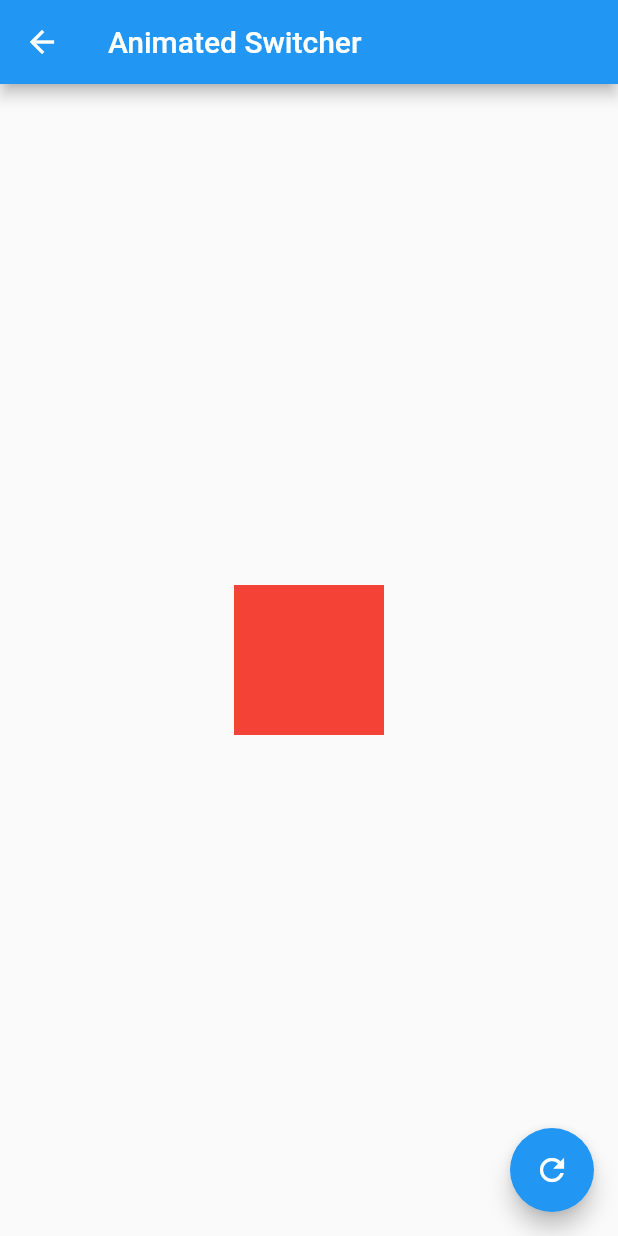
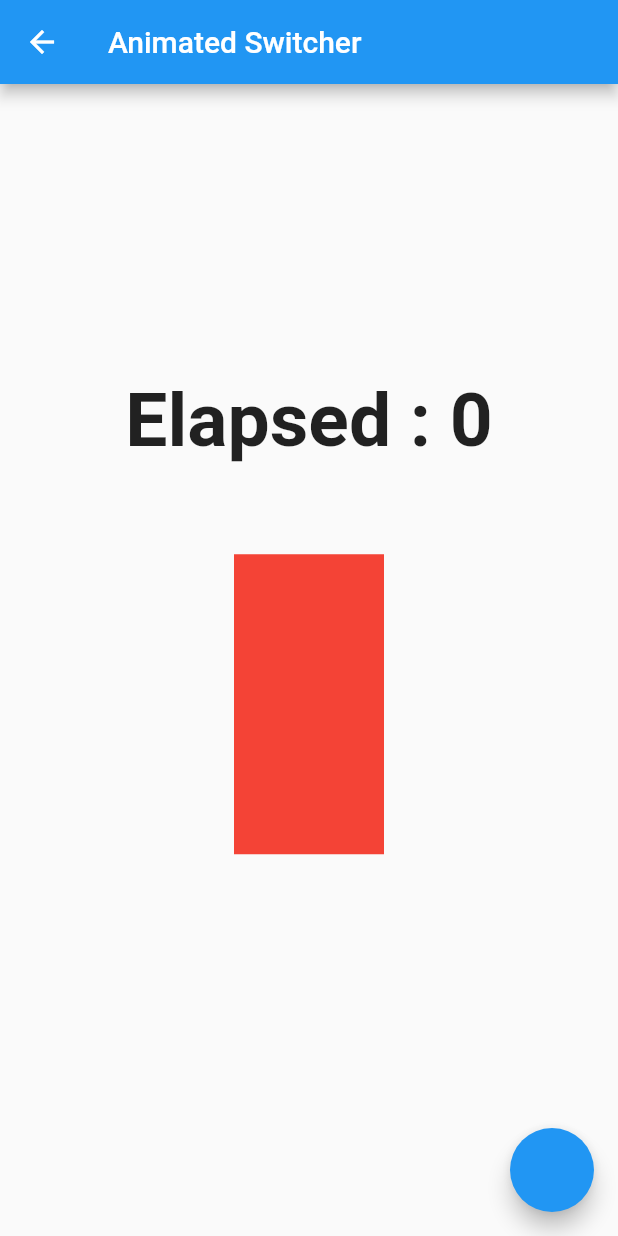
Before and after one commit to cheesejp/flutter-learn-animation, a Flutter app: the AnimatedSwitcherDemo screen opened directly, on a phone screen of 412 x 824 dp. Run offline on Flutter 3.47's test engine with Material 2 defaults, Android fonts, the phone set to English and light mode, and no system bars.

Commit message:
各サンプルの引用元をコメントで追記。AnimatedSwitcherでウィジェットの切り替えがある程度できるようになった。

```diff
--- a/lib/samples/animated-align.dart
+++ b/lib/samples/animated-align.dart
@@ -1,3 +1,7 @@
+// ==================================================================================================================================
+// https://medium.com/flutter-jp/implicit-animation-b9d4b7358c28
+// ==================================================================================================================================
+
 import 'package:flutter/material.dart';
 
 class AnimatedAlignDemo extends StatefulWidget {
--- a/lib/samples/animated-switcher.dart
+++ b/lib/samples/animated-switcher.dart
@@ -1,4 +1,9 @@
+// ==================================================================================================================================
+// https://medium.com/flutter-community/what-do-you-know-about-aniamtedswitcher-53cc3a4bebb8
+// ==================================================================================================================================
+
 import 'package:flutter/material.dart';
+import 'package:quiver/async.dart';
 
 class AnimatedSwitcherDemo extends StatefulWidget {
   @override
@@ -7,30 +12,131 @@ class AnimatedSwitcherDemo extends StatefulWidget {
 
 class _AnimatedSwitcherDemoState extends State<AnimatedSwitcherDemo> {
   bool isVisible = true;
+  int elapsed = 0;
 
   @override
   Widget build(BuildContext context) {
     return Scaffold(
       appBar: AppBar(title: Text("Animated Switcher")),
-      floatingActionButton: FloatingActionButton(
-        child: Icon(Icons.refresh),
-        onPressed: () {
+      floatingActionButton: FloatingActionButton(onPressed: () {
+        final cd = CountdownTimer(Duration(seconds: 10), Duration(seconds: 1));
+        cd.listen((data) {
           setState(() {
+            elapsed = cd.elapsed.inSeconds;
             isVisible = !isVisible;
           });
+        }, onDone: () {
+          cd.cancel();
+        });
+      }),
+      body: Center(
+          child: Column(
+        mainAxisAlignment: MainAxisAlignment.center,
+        children: <Widget>[
+          AnimatedSwitcher(
+            child: Text('Elapsed : $elapsed',
+                style: TextStyle(
+                  fontWeight: FontWeight.bold,
+                  fontSize: 50,
+                ),
+                key: ValueKey(elapsed)),
+            duration: Duration(seconds: 1),
+            // transitionBuilder: this._slideTransition,
+            transitionBuilder: this._slideTransitionWithCurve,
+            layoutBuilder:
+                (Widget currentChild, List<Widget> previousChildren) {
+              return currentChild;
             },
           ),
-      body: Center(
-          child: AnimatedSwitcher(
+          AnimatedSwitcher(
             child: isVisible
                 ? Container(
-                height: 100.0,
+                    key: UniqueKey(),
+                    height: 200.0,
                     width: 100.0,
                     color: Colors.red,
                   )
-            : SizedBox(),
-        duration: Duration(seconds: 2),
+                : Container(
+                    key: UniqueKey(),
+                    height: 200.0,
+                    width: 100.0,
+                    color: Colors.blue,
+                  ),
+            duration: Duration(seconds: 1),
+            // transitionBuilder: this._rotationTransition,
+            // transitionBuilder: this._positionTransition,
+            // transitionBuilder: this._slideTransition,
+            // transitionBuilder: this._scaleTransition,
+            transitionBuilder: this._scaleTransitionWithCurve,
+          ),
+        ],
       )),
     );
   }
+
+  final _scaleTransition = (Widget child, Animation<double> animation) {
+    return ScaleTransition(
+      scale: animation,
+      child: child,
+    );
+  };
+
+  final _scaleTransitionWithCurve =
+      (Widget child, Animation<double> animation) {
+    return ScaleTransition(
+      scale: animation.drive(
+        CurveTween(curve: Curves.easeOutQuint),
+      ),
+      child: child,
+    );
+  };
+
+  final _rotationTransition = (Widget child, Animation<double> animation) {
+    return RotationTransition(
+      alignment: Alignment.bottomCenter,
+      turns: animation.drive(CurveTween(curve: Curves.bounceIn)),
+      child: child,
+    );
+  };
+
+  final _positionTransition = (Widget child, Animation<double> animation) {
+    return PositionedTransition(
+        rect: animation.drive(RelativeRectTween(
+            begin: const RelativeRect.fromLTRB(1, 1, 1, 1),
+            end: const RelativeRect.fromLTRB(2, 2, 4, 4))),
+        child: child);
+  };
+
+  final _slideTransition = (Widget child, Animation<double> animation) {
+    // return ClipRect(
+    //   child: SlideTransition(
+    //     child: child,
+    //     position: animation.drive(
+    //         Tween<Offset>(begin: Offset(0.0, 0.0), end: Offset(0.0, -1.0))),
+    //   ),
+    // );
+
+    return SlideTransition(
+      child: child,
+      position: animation.drive(
+          Tween<Offset>(begin: Offset(0.0, 0.0), end: Offset(0.0, -1.0))),
+    );
+  };
+
+  final _slideTransitionWithCurve =
+      (Widget child, Animation<double> animation) {
+    return SlideTransition(
+      child: child,
+      position: animation
+          .drive(
+            CurveTween(curve: Curves.easeOutQuint),
+          )
+          .drive(
+            Tween<Offset>(
+              begin: Offset(0.0, 0.0),
+              end: Offset(0.0, -1.0),
+            ),
+          ),
+    );
+  };
 }
--- a/lib/samples/animation-tutorial-transition.dart
+++ b/lib/samples/animation-tutorial-transition.dart
@@ -1,6 +1,6 @@
-// =======================================================================
+// ==================================================================================================================================
 // https://flutter.dev/docs/development/ui/animations/tutorial#monitoring
-// =======================================================================
+// ==================================================================================================================================
 
 import 'package:flutter/material.dart';
 
```
Also changed, not shown: lib/samples/bottom-navigation-bar.dart (+5 -5 lines). Lines whose indentation alone changed are shown as unchanged.
